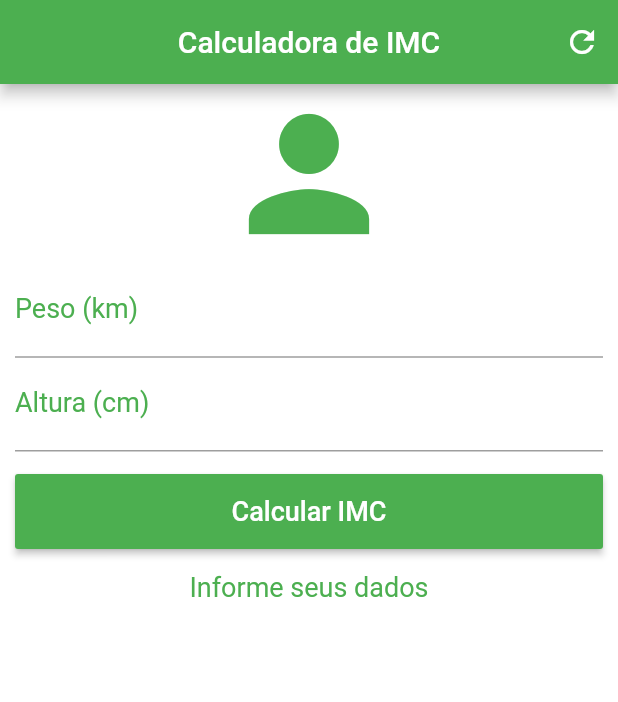
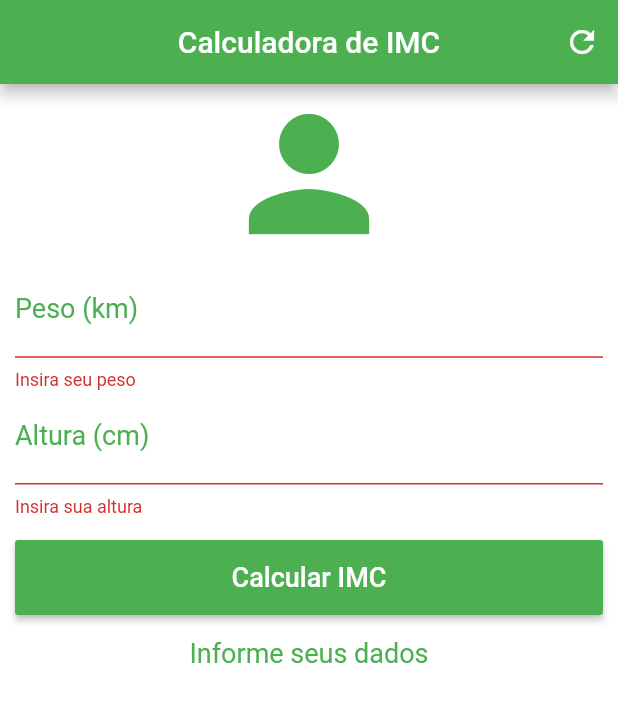
Before and after one commit to jeftarmascarenhas/imcAppFlutter, a Flutter app: the screen it shows after launch, after a tap on "Calcular IMC", on a phone screen of 412 x 824 dp. Shown: the top 702 px of the screen. Run offline on Flutter 3.47's test engine with Material 2 defaults, Android fonts, the phone set to English and light mode, and no system bars.

```diff
--- a/lib/main.dart
+++ b/lib/main.dart
@@ -15,6 +15,8 @@ class _HomeState extends State<Home> {
   TextEditingController weightController = TextEditingController();
   TextEditingController heightController = TextEditingController();
 
+  GlobalKey<FormState> _formKey = GlobalKey<FormState>();
+
   String _infoText = "Informe seus dados";
 
   void _resetField() {
@@ -23,10 +25,9 @@ class _HomeState extends State<Home> {
       heightController.text = "";
 
       _infoText = "Informe seus dados";
+      _formKey = GlobalKey<FormState>();
     });
   }
-
-  // double doubleParser(String value) => double.parser(value);
 
   void _calcImc() {
     setState(() {
@@ -67,6 +68,8 @@ class _HomeState extends State<Home> {
         backgroundColor: Colors.white,
         body: SingleChildScrollView(
             padding: EdgeInsets.fromLTRB(10.0, 0.0, 10.0, 0.0),
+            child: Form(
+              key: _formKey,
               child: Column(
                 crossAxisAlignment: CrossAxisAlignment.stretch,
                 children: <Widget>[
@@ -75,7 +78,7 @@ class _HomeState extends State<Home> {
                     size: 120,
                     color: Colors.green,
                   ),
-              TextField(
+                  TextFormField(
                     keyboardType: TextInputType.number,
                     decoration: InputDecoration(
                       labelText: "Peso (km)",
@@ -83,8 +86,13 @@ class _HomeState extends State<Home> {
                     ),
                     style: TextStyle(color: Colors.green, fontSize: 18.0),
                     controller: weightController,
+                    validator: (value) {
+                      if (value.isEmpty) {
+                        return "Insira seu peso";
+                      }
+                    },
                   ),
-              TextField(
+                  TextFormField(
                     keyboardType: TextInputType.number,
                     decoration: InputDecoration(
                       labelText: "Altura (cm)",
@@ -92,6 +100,11 @@ class _HomeState extends State<Home> {
                     ),
                     style: TextStyle(color: Colors.green, fontSize: 18.0),
                     controller: heightController,
+                    validator: (value) {
+                      if (value.isEmpty) {
+                        return "Insira sua altura";
+                      }
+                    },
                   ),
                   Padding(
                     padding: EdgeInsets.only(top: 15.0, bottom: 15.0),
@@ -102,7 +115,11 @@ class _HomeState extends State<Home> {
                           "Calcular IMC",
                           style: TextStyle(color: Colors.white, fontSize: 18.0),
                         ),
-                    onPressed: _calcImc,
+                        onPressed: () {
+                          if (_formKey.currentState.validate()) {
+                            _calcImc();
+                          }
+                        },
                         color: Colors.green,
                       ),
                     ),
@@ -114,6 +131,6 @@ class _HomeState extends State<Home> {
                   )
                 ],
               ),
-        ));
+            )));
   }
 }
```
Lines whose indentation alone changed are shown as unchanged.
